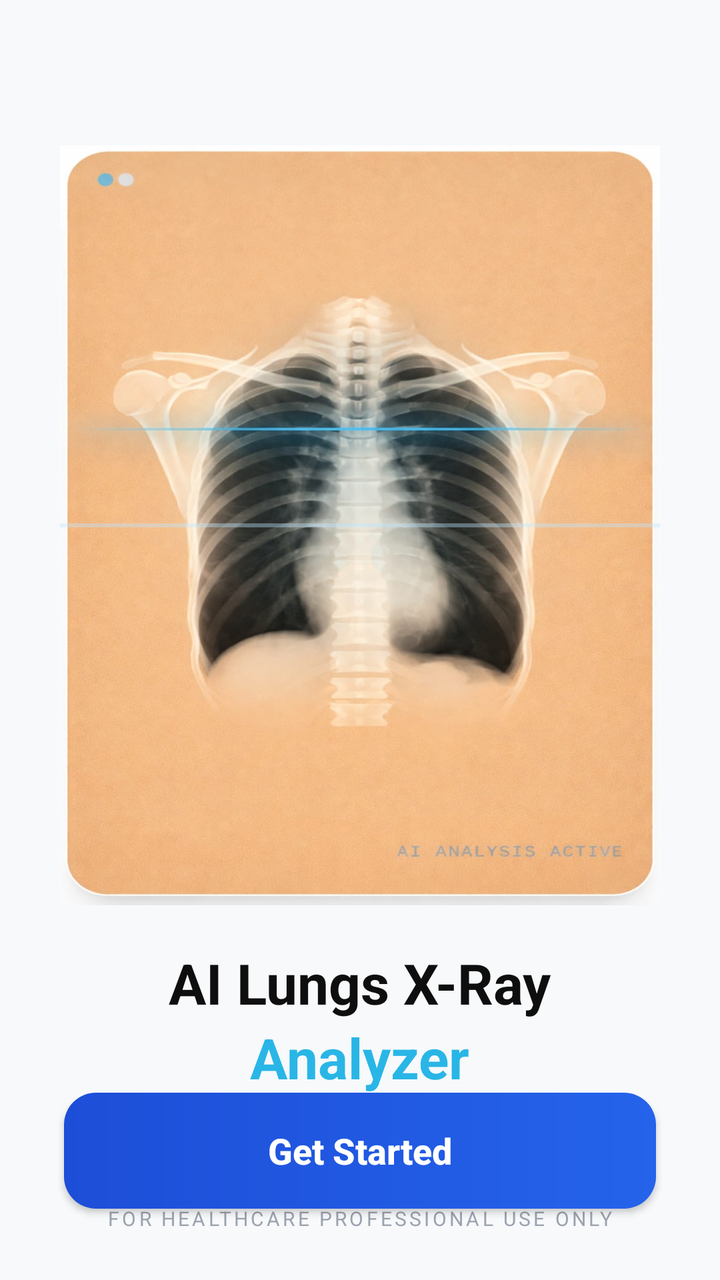
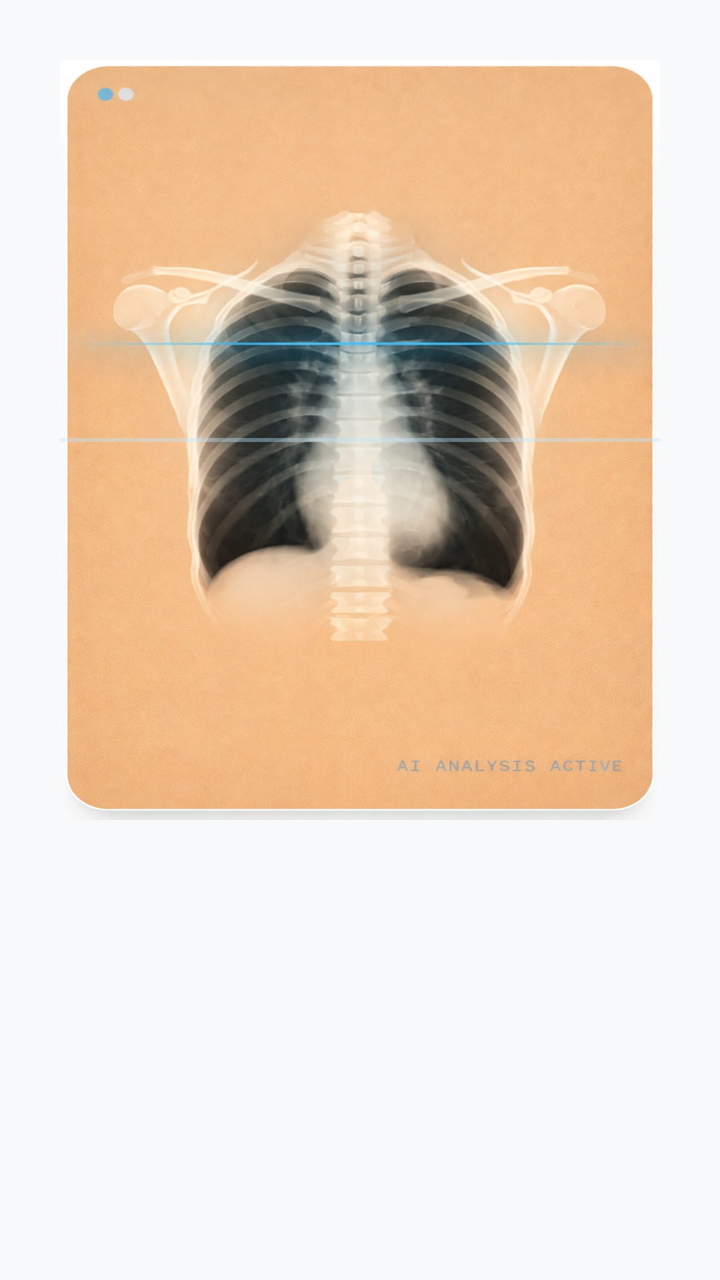

Two renders of the same Android screen: before a commit and after it. Below are the layout's source before the change and the commit's diff.
<!-- AndroidManifest.xml: application theme Theme.Detector -->
<!-- res/layout/activity_welcome.xml -->
<?xml version="1.0" encoding="utf-8"?>
<androidx.constraintlayout.widget.ConstraintLayout
    xmlns:android="http://schemas.android.com/apk/res/android"
    xmlns:app="http://schemas.android.com/apk/res-auto"
    xmlns:tools="http://schemas.android.com/tools"
    android:layout_width="match_parent"
    android:layout_height="match_parent"
    android:background="#F7F9FB">


    <FrameLayout
        android:id="@+id/xrayCard"
        android:layout_width="0dp"
        android:layout_height="380dp"
        android:layout_margin="30dp"
        android:background="@drawable/xray_placeholder"
        app:layout_constraintBottom_toBottomOf="@+id/textView"
        app:layout_constraintEnd_toEndOf="parent"
        app:layout_constraintHorizontal_bias="0.466"
        app:layout_constraintStart_toStartOf="parent"
        app:layout_constraintTop_toTopOf="parent"
        app:layout_constraintVertical_bias="0.243"
        tools:ignore="MissingConstraints">


        
        <View
            android:layout_width="match_parent"
            android:layout_height="2dp"
            android:layout_gravity="center"
            android:background="#66BEE7FF" />


    </FrameLayout>


    

    <TextView
        android:id="@+id/titleMain"
        android:layout_width="wrap_content"
        android:layout_height="wrap_content"
        android:layout_marginTop="20dp"
        android:text="AI Lungs X-Ray"
        android:textColor="#0E0E0E"
        android:textSize="28sp"
        android:textStyle="bold"
        app:layout_constraintEnd_toEndOf="parent"
        app:layout_constraintStart_toStartOf="parent"
        app:layout_constraintTop_toBottomOf="@id/xrayCard" />

    <TextView
        android:id="@+id/titleAccent"
        android:layout_width="wrap_content"
        android:layout_height="wrap_content"
        android:text="Analyzer"
        android:textColor="#29B6E6"
        android:textSize="28sp"
        android:textStyle="bold"
        app:layout_constraintEnd_toEndOf="parent"
        app:layout_constraintStart_toStartOf="parent"
        app:layout_constraintTop_toBottomOf="@id/titleMain" />

    <androidx.appcompat.widget.AppCompatButton
        android:id="@+id/getStarted"
        android:layout_width="0dp"
        android:layout_height="58dp"
        android:layout_marginHorizontal="32dp"
        android:background="@drawable/btn_primary"
        android:text="Get Started"
        android:textAllCaps="false"
        android:textColor="#FFFFFF"
        android:textSize="18sp"
        android:textStyle="bold"
        app:layout_constraintBottom_toTopOf="@+id/textView"
        app:layout_constraintEnd_toEndOf="parent"
        app:layout_constraintHorizontal_bias="0.25"
        app:layout_constraintStart_toStartOf="parent"
        app:layout_constraintTop_toBottomOf="@+id/titleAccent"
        app:layout_constraintVertical_bias="0.353" />

    <TextView
        android:id="@+id/textView"
        android:layout_width="wrap_content"
        android:layout_height="wrap_content"
        android:layout_marginBottom="24dp"
        android:letterSpacing="0.14"
        android:text="FOR HEALTHCARE PROFESSIONAL USE ONLY"
        android:textColor="#9CA3AF"
        android:textSize="10sp"
        app:layout_constraintBottom_toBottomOf="parent"
        app:layout_constraintEnd_toEndOf="parent"
        app:layout_constraintStart_toStartOf="parent" />

</androidx.constraintlayout.widget.ConstraintLayout>
<!-- resources referenced by this layout -->
<resources>
  <!-- drawable btn_primary (drawable) -->
  <?xml version="1.0" encoding="utf-8"?>
  <shape xmlns:android="http://schemas.android.com/apk/res/android"
      android:shape="rectangle">
  
      <gradient
          android:startColor="#1D4ED8"
          android:endColor="#2563EB"
          android:angle="0"/>
  
      <corners
          android:radius="16dp"/>
  
      <padding
          android:left="16dp"
          android:top="12dp"
          android:right="16dp"
          android:bottom="12dp"/>
  </shape>
  <!-- drawable xray_placeholder: jpeg bitmap (drawable, 100153 bytes) -->
  <style name="Theme.Detector" parent="Base.Theme.Detector" />
  <style name="Base.Theme.Detector" parent="Theme.Material3.DayNight.NoActionBar">
          
          
      </style>
</resources>

<!-- the commit's change to res/layout/activity_welcome.xml (unified diff, before → after) -->
@@ -36,60 +36,6 @@
 
     
 
-    <TextView
-        android:id="@+id/titleMain"
-        android:layout_width="wrap_content"
-        android:layout_height="wrap_content"
-        android:layout_marginTop="20dp"
-        android:text="AI Lungs X-Ray"
-        android:textColor="#0E0E0E"
-        android:textSize="28sp"
-        android:textStyle="bold"
-        app:layout_constraintEnd_toEndOf="parent"
-        app:layout_constraintStart_toStartOf="parent"
-        app:layout_constraintTop_toBottomOf="@id/xrayCard" />
 
-    <TextView
-        android:id="@+id/titleAccent"
-        android:layout_width="wrap_content"
-        android:layout_height="wrap_content"
-        android:text="Analyzer"
-        android:textColor="#29B6E6"
-        android:textSize="28sp"
-        android:textStyle="bold"
-        app:layout_constraintEnd_toEndOf="parent"
-        app:layout_constraintStart_toStartOf="parent"
-        app:layout_constraintTop_toBottomOf="@id/titleMain" />
-
-    <androidx.appcompat.widget.AppCompatButton
-        android:id="@+id/getStarted"
-        android:layout_width="0dp"
-        android:layout_height="58dp"
-        android:layout_marginHorizontal="32dp"
-        android:background="@drawable/btn_primary"
-        android:text="Get Started"
-        android:textAllCaps="false"
-        android:textColor="#FFFFFF"
-        android:textSize="18sp"
-        android:textStyle="bold"
-        app:layout_constraintBottom_toTopOf="@+id/textView"
-        app:layout_constraintEnd_toEndOf="parent"
-        app:layout_constraintHorizontal_bias="0.25"
-        app:layout_constraintStart_toStartOf="parent"
-        app:layout_constraintTop_toBottomOf="@+id/titleAccent"
-        app:layout_constraintVertical_bias="0.353" />
-
-    <TextView
-        android:id="@+id/textView"
-        android:layout_width="wrap_content"
-        android:layout_height="wrap_content"
-        android:layout_marginBottom="24dp"
-        android:letterSpacing="0.14"
-        android:text="FOR HEALTHCARE PROFESSIONAL USE ONLY"
-        android:textColor="#9CA3AF"
-        android:textSize="10sp"
-        app:layout_constraintBottom_toBottomOf="parent"
-        app:layout_constraintEnd_toEndOf="parent"
-        app:layout_constraintStart_toStartOf="parent" />
 
 </androidx.constraintlayout.widget.ConstraintLayout>
<!-- resource entries referenced after the edit -->
@@ -1,24 +1,5 @@
 <!-- resources referenced by this layout -->
 <resources>
-  <!-- drawable btn_primary (drawable) -->
-  <?xml version="1.0" encoding="utf-8"?>
-  <shape xmlns:android="http://schemas.android.com/apk/res/android"
-      android:shape="rectangle">
-  
-      <gradient
-          android:startColor="#1D4ED8"
-          android:endColor="#2563EB"
-          android:angle="0"/>
-  
-      <corners
-          android:radius="16dp"/>
-  
-      <padding
-          android:left="16dp"
-          android:top="12dp"
-          android:right="16dp"
-          android:bottom="12dp"/>
-  </shape>
   <!-- drawable xray_placeholder: jpeg bitmap (drawable, 100153 bytes) -->
   <style name="Theme.Detector" parent="Base.Theme.Detector" />
   <style name="Base.Theme.Detector" parent="Theme.Material3.DayNight.NoActionBar">
